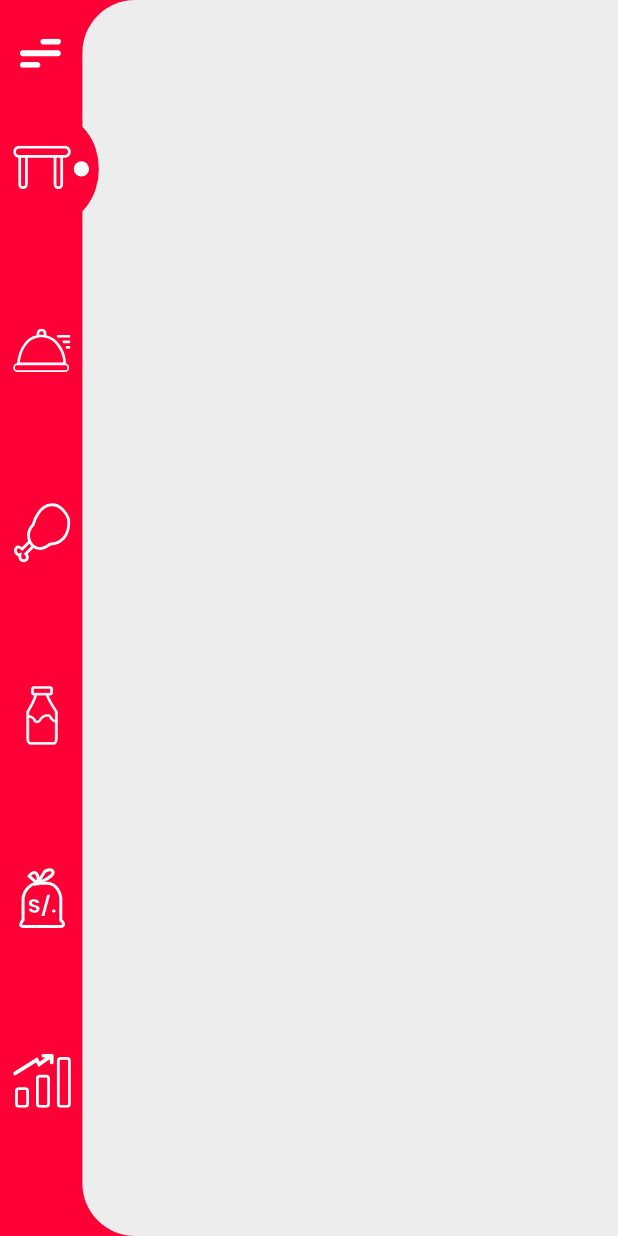
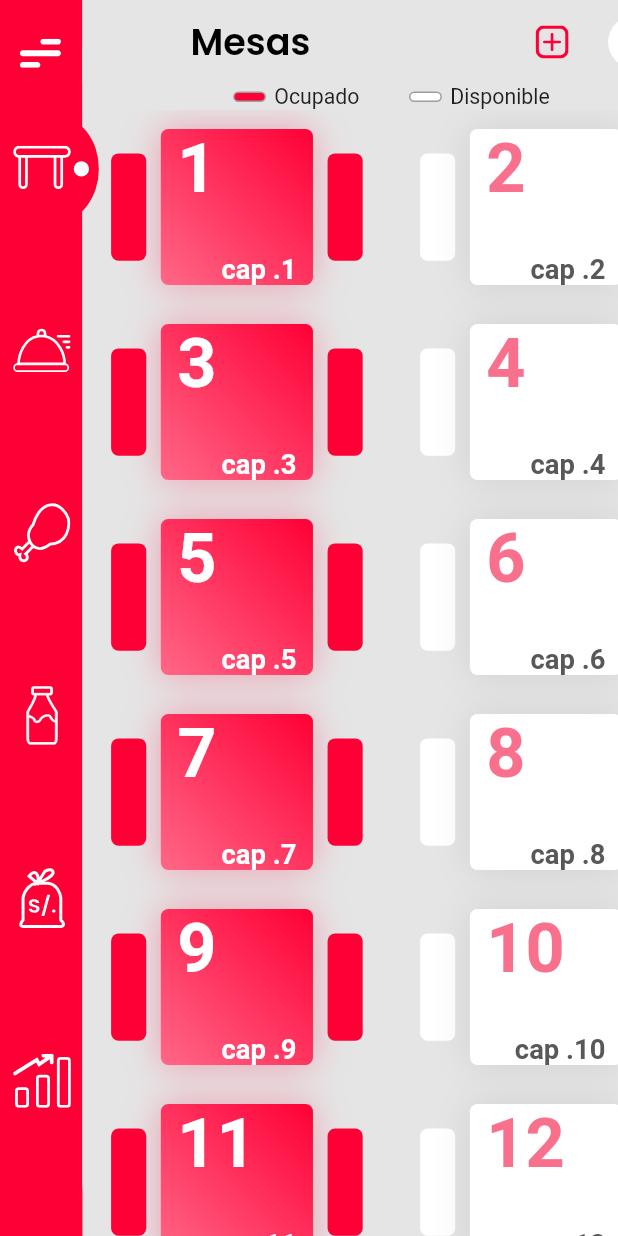
Before and after one commit to angelotapullima/Mesita2App, a Flutter app: the Home screen opened by its route, on a phone screen of 412 x 824 dp. Run offline on Flutter 3.47's test engine with Material 2 defaults, Android fonts, the phone set to English and light mode, and no system bars; our stand-ins replace after_layout, flutter_screenutil, flutter_svg, google_fonts, keyboard_actions, rxdart and 2 more; accounts and stored records are empty; statements that could not run were skipped.

Commit message:
mesas aprobadas

```diff
--- a/lib/main.dart
+++ b/lib/main.dart
@@ -1,5 +1,6 @@
 import 'package:flutter/material.dart';
 import 'package:flutter_screenutil/flutter_screenutil.dart';
+import 'package:mesita_aplication_2/src/bloc/provider.dart';
 import 'package:mesita_aplication_2/src/pages/home.dart';
 import 'package:mesita_aplication_2/src/pages/login.dart';
 import 'package:mesita_aplication_2/src/pages/splash.dart';
@@ -18,7 +19,8 @@ class MyApp extends StatelessWidget {
   // This widget is the root of your application.
   @override
   Widget build(BuildContext context) {
-    return ScreenUtilInit(
+    return ProviderBloc(
+      child: ScreenUtilInit(
         designSize: const Size(375, 812),
         builder: () => MaterialApp(
           title: 'Flutter Demo',
@@ -40,6 +42,7 @@ class MyApp extends StatelessWidget {
             'login': (BuildContext context) => const Login(),
           },
         ),
+      ),
     );
   }
 }
--- a/lib/src/bloc/mesa_bloc.dart
+++ b/lib/src/bloc/mesa_bloc.dart
@@ -4,7 +4,7 @@ import 'package:mesita_aplication_2/src/models/mesa_model.dart';
 import 'package:mesita_aplication_2/src/preferences/preferences.dart';
 import 'package:rxdart/rxdart.dart';
 
-class MesBloc {
+class MesasBloc {
   final _mesasController = BehaviorSubject<List<MesaModel>>();
   final _mesaDatabase = MesaDatabase();
   final _mesaApi = MesaApi();
--- /dev/null
+++ b/lib/src/bloc/provider.dart
@@ -0,0 +1,33 @@
+
+import 'package:flutter/material.dart';
+import 'package:mesita_aplication_2/src/bloc/mesa_bloc.dart';
+
+
+class ProviderBloc extends InheritedWidget {
+
+
+  static ProviderBloc _instancia;
+
+
+  final mesasBloc = MesasBloc();
+
+
+  factory ProviderBloc({Key key, Widget child}) {
+    if (_instancia == null) {
+      _instancia = new ProviderBloc._internal(key: key, child: child);
+    }
+
+    return _instancia;
+  }
+
+  ProviderBloc._internal({Key key, Widget child}) : super(key: key, child: child);
+
+  @override
+  bool updateShouldNotify(InheritedWidget oldWidget) => true;
+
+
+  static MesasBloc mesas(BuildContext context) {
+    return (context.dependOnInheritedWidgetOfExactType<ProviderBloc>()).mesasBloc;
+  }
+
+}
--- a/lib/src/pages/Comidas/comidas_page.dart
+++ b/lib/src/pages/Comidas/comidas_page.dart
@@ -21,12 +21,9 @@ class _ComidasPageState extends State<ComidasPage> {
       backgroundColor: Color(0XFFE5E5E5),
       appBar: AppBar(
         backgroundColor: Color(0XFFE5E5E5),
-        leading: InkWell(
+         leading: InkWell(
           child: Container(
-            padding: EdgeInsets.symmetric(horizontal: ScreenUtil().setWidth(16)),
-            width: ScreenUtil().setWidth(24),
-            height: ScreenUtil().setHeight(17),
-            child: SvgPicture.asset('assets/food_svg/menu_icon.svg'),
+
           ),
         ),
         actions: [
--- /dev/null
+++ b/lib/src/pages/Mesas/mesas_page.dart
@@ -0,0 +1,237 @@
+import 'package:flutter/material.dart';
+import 'package:flutter_screenutil/flutter_screenutil.dart';
+import 'package:flutter_svg/flutter_svg.dart';
+import 'package:google_fonts/google_fonts.dart';
+import 'package:mesita_aplication_2/src/bloc/provider.dart';
+import 'package:mesita_aplication_2/src/models/mesa_model.dart';
+
+class MesasPage extends StatelessWidget {
+  const MesasPage({Key key}) : super(key: key);
+
+  @override
+  Widget build(BuildContext context) {
+    final mesasBloc = ProviderBloc.mesas(context);
+    mesasBloc.obtenerMesasPorNegocio();
+
+    return Scaffold(
+      backgroundColor: Color(0XFFE5E5E5),
+      appBar: AppBar(
+        backgroundColor: Color(0XFFE5E5E5),
+        leading: InkWell(
+          child: Container(),
+        ),
+        actions: [
+          InkWell(
+            onTap: () {},
+            child: Container(
+              width: ScreenUtil().setWidth(20),
+              height: ScreenUtil().setHeight(20),
+              child: SvgPicture.asset('assets/food_svg/add_food.svg'),
+            ),
+          ),
+          SizedBox(
+            width: ScreenUtil().setWidth(24),
+          ),
+          Container(
+            width: ScreenUtil().setWidth(32),
+            height: ScreenUtil().setHeight(32),
+            decoration: BoxDecoration(
+              shape: BoxShape.circle,
+              color: Colors.white,
+            ),
+          ),
+          SizedBox(
+            width: ScreenUtil().setWidth(24),
+          ),
+        ],
+        elevation: 0,
+        title: Text(
+          'Mesas',
+          style: GoogleFonts.poppins(
+            color: Colors.black,
+            fontWeight: FontWeight.w600,
+            fontSize: ScreenUtil().setSp(24),
+          ),
+        ),
+      ),
+      body: Padding(
+        padding: EdgeInsets.symmetric(
+          horizontal: ScreenUtil().setWidth(5),
+        ),
+        child: Column(
+          children: [
+            Row(
+              mainAxisAlignment: MainAxisAlignment.center,
+              children: [
+                Container(
+                  width: ScreenUtil().setWidth(20),
+                  height: ScreenUtil().setHeight(7),
+                  decoration: BoxDecoration(
+                    borderRadius: BorderRadius.circular(15),
+                    color: Color(0xffff0036),
+                    border: Border.all(
+                      color: Colors.grey,
+                    ),
+                  ),
+                ),
+                SizedBox(
+                  width: ScreenUtil().setWidth(5),
+                ),
+                Text(
+                  'Ocupado',
+                  style: TextStyle(
+                    fontSize: ScreenUtil().setSp(14),
+                  ),
+                ),
+                SizedBox(
+                  width: ScreenUtil().setWidth(30),
+                ),
+                Container(
+                  width: ScreenUtil().setWidth(20),
+                  height: ScreenUtil().setHeight(7),
+                  decoration: BoxDecoration(
+                    borderRadius: BorderRadius.circular(15),
+                    color: Colors.white,
+                    border: Border.all(
+                      color: Colors.grey,
+                    ),
+                  ),
+                ),
+                SizedBox(
+                  width: ScreenUtil().setWidth(5),
+                ),
+                Text(
+                  'Disponible',
+                  style: TextStyle(
+                    fontSize: ScreenUtil().setSp(14),
+                  ),
+                ),
+              ],
+            ),
+            StreamBuilder(
+              stream: mesasBloc.mesasStream,
+              builder: (BuildContext context, AsyncSnapshot<List<MesaModel>> snapsdhot) {
+                return Expanded(
+                  child: GridView.builder(
+                      gridDelegate: SliverGridDelegateWithFixedCrossAxisCount(
+                        crossAxisCount: 2,
+                        childAspectRatio: 1.5,
+                        mainAxisSpacing: 0,
+                        crossAxisSpacing: ScreenUtil().setWidth(10),
+                      ),
+                      itemCount: 13,
+                      itemBuilder: (BuildContext context, int index) {
+                        return LayoutBuilder(builder: (context, constraints) {
+                          return Container(
+                            padding: EdgeInsets.only(
+                              right: ScreenUtil().setWidth(10),
+                              left: ScreenUtil().setWidth(10),
+                            ),
+                            width: constraints.maxWidth,
+                            child: Row(
+                              mainAxisAlignment: MainAxisAlignment.center,
+                              children: [
+                                Container(
+                                  width: constraints.maxWidth * 0.12,
+                                  child: Padding(
+                                    padding: EdgeInsets.symmetric(vertical: ScreenUtil().setHeight(10)),
+                                    child: Container(
+                                      decoration: BoxDecoration(
+                                        color: (index.isOdd) ? Colors.white : Color(0xffff0036),
+                                        borderRadius: BorderRadius.circular(5),
+                                      ),
+                                      height: constraints.maxHeight * 0.55,
+                                      width: constraints.maxWidth * 0.2,
+                                    ),
+                                  ),
+                                ),
+                                SizedBox(
+                                  width: constraints.maxWidth * 0.05,
+                                ),
+                                Container(
+                                  height: constraints.maxHeight - constraints.maxHeight * 0.20,
+                                  width: constraints.maxWidth * 0.52,
+                                  decoration: BoxDecoration(
+                                    borderRadius: BorderRadius.circular(5),
+                                    gradient: LinearGradient(
+                                      begin: Alignment.bottomLeft,
+                                      end: Alignment.topRight,
+                                      colors: [
+                                        (index.isOdd) ? Colors.white : Color(0xffff6787),
+                                        (index.isOdd) ? Colors.white : Color(0xffff0036),
+                                      ],
+
+                                      //
+                                    ),
+                                    boxShadow: [
+                                      BoxShadow(
+                                        offset: Offset(0, 0),
+                                        blurRadius: 20.0,
+                                        color: (index.isOdd) ? Color(0xff585858).withOpacity(.15) : Color(0xffff0036).withOpacity(.3),
+                                      ),
+                                    ],
+                                  ),
+                                  child: Padding(
+                                    padding: EdgeInsets.symmetric(
+                                      horizontal: ScreenUtil().setWidth(10),
+                                    ),
+                                    child: Column(
+                                      crossAxisAlignment: CrossAxisAlignment.start,
+                                      children: [
+                                        Row(
+                                          children: [
+                                            Text(
+                                              '${index + 1}',
+                                              style: TextStyle(
+                                                fontSize: ScreenUtil().setSp(45),
+                                                color: (index.isOdd) ? Color(0xfff9708d) : Colors.white,
+                                                fontWeight: FontWeight.bold,
+                                              ),
+                                            ),
+                                          ],
+                                        ),
+                                        Spacer(),
+                                        Row(
+                                          children: [
+                                            Spacer(),
+                                            Text(
+                                              'cap .${index + 1}',
+                                              style: TextStyle(color: (index.isOdd) ? Color(0xff585858) : Colors.white, fontWeight: FontWeight.bold, fontSize: ScreenUtil().setSp(18)),
+                                            ),
+                                          ],
+                                        ),
+                                      ],
+                                    ),
+                                  ),
+                                ),
+                                SizedBox(
+                                  width: constraints.maxWidth * 0.05,
+                                ),
+                                Container(
+                                  width: constraints.maxWidth * 0.12,
+                                  child: Padding(
+                                    padding: EdgeInsets.symmetric(vertical: ScreenUtil().setHeight(10)),
+                                    child: Container(
+                                      decoration: BoxDecoration(
+                                        color: (index.isOdd) ? Colors.white : Color(0xffff0036),
+                                        borderRadius: BorderRadius.circular(5),
+                                      ),
+                                      height: constraints.maxHeight * 0.55,
+                                      width: constraints.maxWidth * 0.2,
+                                    ),
+                                  ),
+                                ),
+                              ],
+                            ),
+                          );
+                        });
+                      }),
+                );
+              },
+            ),
+          ],
+        ),
+      ),
+    );
+  }
+}
--- a/lib/src/pages/home.dart
+++ b/lib/src/pages/home.dart
@@ -2,6 +2,8 @@ import 'package:flutter/material.dart';
 import 'package:flutter_screenutil/flutter_screenutil.dart';
 import 'package:flutter_svg/flutter_svg.dart';
 import 'package:mesita_aplication_2/src/bloc/inicio_bloc.dart';
+import 'package:mesita_aplication_2/src/pages/Comidas/comidas_page.dart';
+import 'package:mesita_aplication_2/src/pages/Mesas/mesas_page.dart';
 
 class Home extends StatefulWidget {
   const Home({Key key}) : super(key: key);
@@ -39,77 +41,6 @@ class _HomeState extends State<Home> {
                 child: Container(
                   width: ScreenUtil().setWidth(150),
                   color: Color(0xffFF0036),
-                  /* child: SafeArea(
-                    child: Padding(
-                      padding: EdgeInsets.only(left: ScreenUtil().setWidth(8)),
-                      child: Column(
-                        crossAxisAlignment: CrossAxisAlignment.start,
-                        children: [
-                          SizedBox(
-                            height: ScreenUtil().setHeight(90),
-                          ),
-                          Container(
-                            height: ScreenUtil().setHeight(40),
-                            width: ScreenUtil().setWidth(35),
-                            child: SvgPicture.asset(
-                              'assets/svg/table_menu.svg',
-                            ),
-                          ),
-                          SizedBox(
-                            height: ScreenUtil().setHeight(50),
-                          ),
-                          Container(
-                            height: ScreenUtil().setHeight(40),
-                            width: ScreenUtil().setWidth(35),
-                            child: SvgPicture.asset(
-                              'assets/svg/pedido_menu.svg',
-                            ),
-                          ),
-                          SizedBox(
-                            height: ScreenUtil().setHeight(50),
-                          ),
-                          Container(
-                            height: ScreenUtil().setHeight(40),
-                            width: ScreenUtil().setWidth(35),
-                            child: SvgPicture.asset(
-                              'assets/svg/comida_menu.svg',
-                            ),
-                          ),
-                          SizedBox(
-                            height: ScreenUtil().setHeight(50),
-                          ),
-                          Container(
-                            height: ScreenUtil().setHeight(40),
-                            width: ScreenUtil().setWidth(35),
-                            child: SvgPicture.asset(
-                              'assets/svg/bebida_menu.svg',
-                            ),
-                          ),
-                          SizedBox(
-                            height: ScreenUtil().setHeight(50),
-                          ),
-                          Container(
-                            height: ScreenUtil().setHeight(40),
-                            width: ScreenUtil().setWidth(35),
-                            child: SvgPicture.asset(
-                              'assets/svg/ventas_menu.svg',
-                            ),
-                          ),
-                          SizedBox(
-                            height: ScreenUtil().setHeight(50),
-                          ),
-                          Container(
-                            height: ScreenUtil().setHeight(40),
-                            width: ScreenUtil().setWidth(35),
-                            child: SvgPicture.asset(
-                              'assets/svg/reportes_menu.svg',
-                            ),
-                          ),
-                        ],
-                      ),
-                    ),
-                  ),
-                 */
                 ),
               ),
               AnimatedPositioned(
@@ -128,12 +59,11 @@ class _HomeState extends State<Home> {
                   ),
                   width: ScreenUtil().setWidth(375),
                   height: double.infinity,
-                  child: Column(
-                    children: [
-
-                      //poner los widget o las pantallas de acuerdo a lo que muestra el bloc optionsInicio
-                    ],
-                  ),
+                  child: (bloc.optionsInicio == OptionsInicio.table)
+                      ? MesasPage()
+                      : (bloc.optionsInicio == OptionsInicio.comida)
+                          ? ComidasPage()
+                          : Container(),
                 ),
               ),
               Positioned(
--- a/lib/src/pages/login.dart
+++ b/lib/src/pages/login.dart
@@ -6,6 +6,7 @@ import 'package:flutter_screenutil/flutter_screenutil.dart';
 import 'package:flutter_svg/flutter_svg.dart';
 import 'package:mesita_aplication_2/src/api/login_api.dart';
 import 'package:mesita_aplication_2/src/pages/Comidas/comidas_page.dart';
+import 'package:mesita_aplication_2/src/pages/home.dart';
 
 enum PageMostrar { inicioSesion, registro }
 
@@ -331,7 +332,7 @@ class _LoginState extends State<Login> {
                       context,
                       PageRouteBuilder(
                         pageBuilder: (context, animation, secondaryAnimation) {
-                          return ComidasPage();
+                          return Home();
                         },
                         transitionsBuilder: (context, animation, secondaryAnimation, child) {
                           var begin = Offset(0.0, 1.0);
--- a/lib/src/pages/splash.dart
+++ b/lib/src/pages/splash.dart
@@ -42,7 +42,7 @@ class _SplashState extends State<Splash> with AfterLayoutMixin<Splash> {
           await api3.obtenerLineasPorNegocio();
           Navigator.pushReplacementNamed(context, 'home');
 
-          Navigator.push(
+          /* Navigator.push(
             context,
             PageRouteBuilder(
               pageBuilder: (context, animation, secondaryAnimation) {
@@ -63,7 +63,7 @@ class _SplashState extends State<Splash> with AfterLayoutMixin<Splash> {
                 );
               },
             ),
-          );
+          ); */
           // Navigator.pushReplacementNamed(context, 'login');
         }
       },
```
Lines whose indentation alone changed are shown as unchanged.
